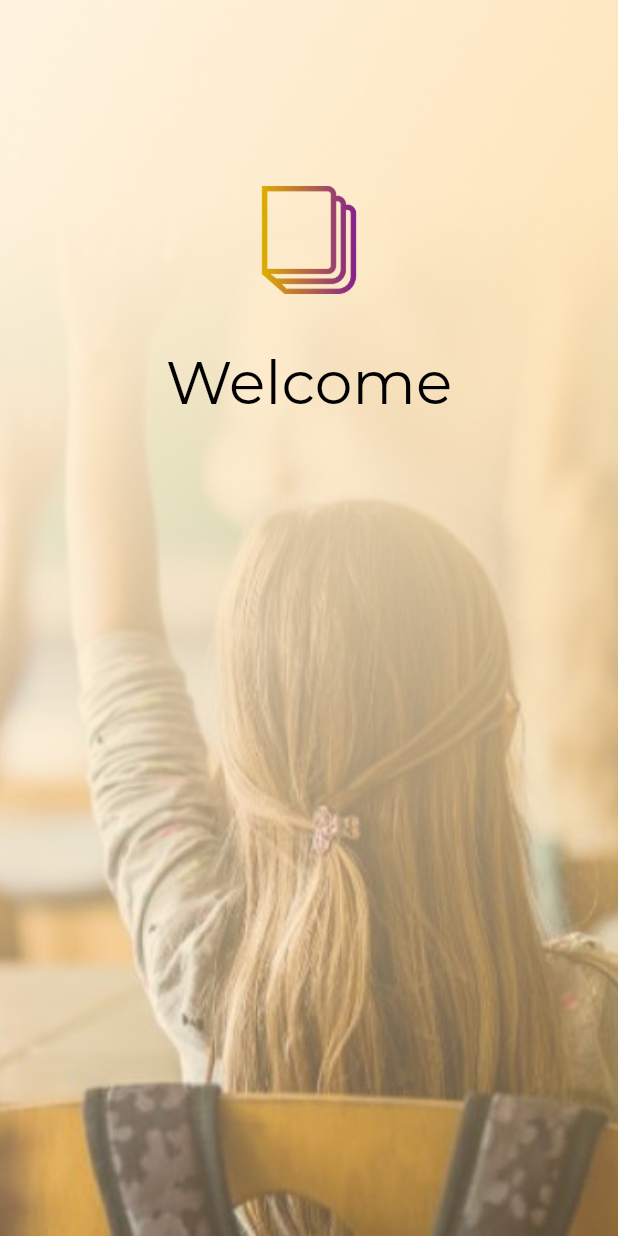
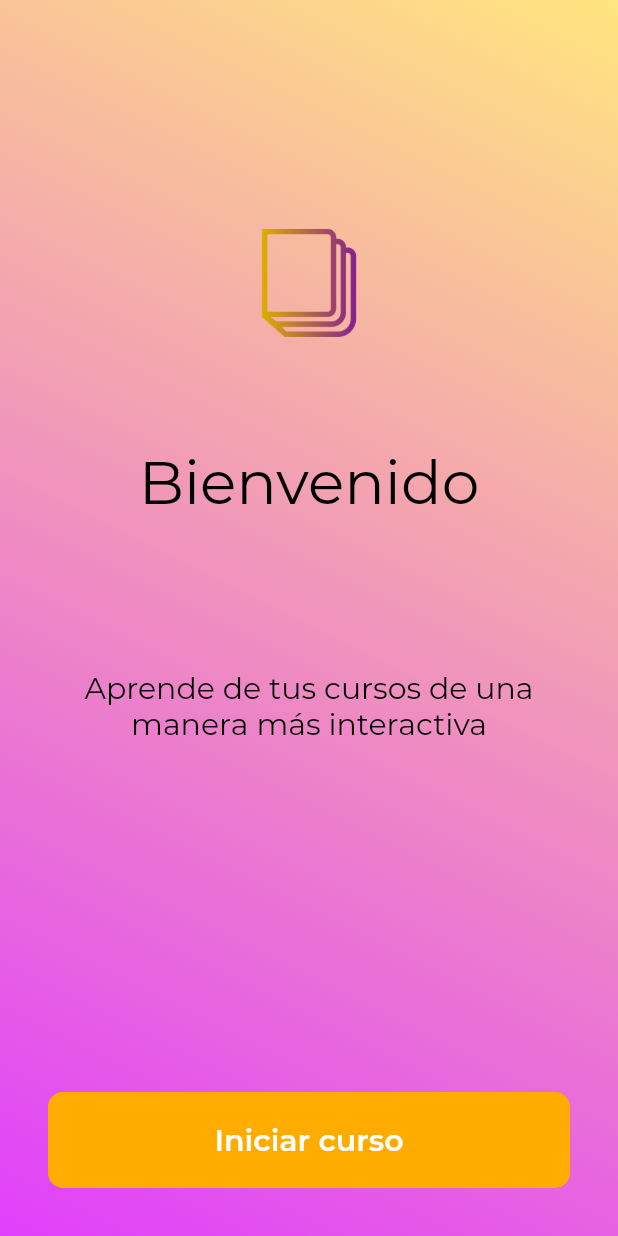
Before and after one commit to JorgePizana/Seminario-de-investigacion-School-app, a Flutter app: the screen it shows after launch, on a phone screen of 412 x 824 dp. Run offline on Flutter 3.47's test engine with Material 2 defaults, Android fonts, the phone set to English and light mode, and no system bars; our stand-ins replace font_awesome_flutter.

Commit message:
Initial page
Adding different colors and shapes for text, logos and buttons, to mantain consistency with the final decision.

Colors might change

```diff
--- a/school_app_ux/lib/screens/start/index.dart
+++ b/school_app_ux/lib/screens/start/index.dart
@@ -17,23 +17,72 @@ class _InitialScreenState extends State<InitialScreen> {
       body: Container(
         width: double.infinity,
         decoration: BoxDecoration(
-          image: DecorationImage(
+          /*image: DecorationImage(
             image: AssetImage("assets/images/background_start_image.jpg"),
             fit: BoxFit.cover,
+          ),*/
+          gradient: LinearGradient(
+            begin: Alignment.topRight,
+            end: Alignment.bottomLeft,
+            colors: [Colors.amberAccent[100], Colors.purpleAccent],
           ),
         ),
         child: Column(
+          mainAxisAlignment: MainAxisAlignment.spaceBetween,
           crossAxisAlignment: CrossAxisAlignment.center,
           children: <Widget>[
-            SizedBox(height: 120,),
-            Image.asset("assets/images/app_logo.png", scale: 2.5,),
-            SizedBox(height: 30,),
-            Text("Welcome",
-              style: TextStyle(
-                color: Colors.black,
-                fontFamily: 'Montserrat',
-                fontSize: 40),
+            Container(
+              margin: const EdgeInsets.only(
+                top: 80,
               ),
+            ),
+            Container(
+              padding: EdgeInsets.symmetric(
+                horizontal: 32,
+              ),
+              child: Center(
+                child: Image.asset("assets/images/app_logo.png", scale: 2.5,),
+              ),
+            ),
+            Container(
+              child: Text("Bienvenido",
+                style: TextStyle(
+                    color: Colors.black,
+                    fontFamily: 'Montserrat',
+                    fontSize: 40),
+              ),
+            ),
+            Container(
+              margin: EdgeInsets.all(32),
+              padding: EdgeInsets.symmetric(horizontal: 20),
+              child: Text("Aprende de tus cursos de una manera más interactiva",
+                 textAlign: TextAlign.center,
+                 style: Theme.of(context).textTheme.headline3,
+              ),
+            ),
+            SizedBox(height: 32,),
+            Container(
+
+              child: GestureDetector(
+                onTap: (){
+
+                },
+                child: Container(
+                  margin: EdgeInsets.all(32),
+                  padding: EdgeInsets.all(20),
+                  width: double.infinity,
+                  decoration: BoxDecoration(
+                    color: Theme.of(context).buttonColor,
+                    borderRadius: BorderRadius.circular(10)
+                  ),
+                  child: Center(
+                    child: Text("Iniciar curso",
+                    style: Theme.of(context).textTheme.headline5
+                    ),
+                  ),
+                ),
+              ),
+            ),
           ],
         ),
       ),
--- a/school_app_ux/lib/styles.dart
+++ b/school_app_ux/lib/styles.dart
@@ -30,6 +30,12 @@ class ThemeBuilder {
         color: Colors.grey,
         fontSize: 12,
       ),
+      headline3: TextStyle(
+        //initial  screen text TextStyle
+        fontFamily: 'Montserrat',
+        color: Colors.black,
+        fontSize: 20,
+      ),
     ),
     cardTheme: CardTheme(
       //Card theme
@@ -44,6 +50,6 @@ class ThemeBuilder {
       labelColor: Color.fromARGB(255, 26, 62, 147),
       unselectedLabelColor: Colors.grey[400],
     ),
-    buttonColor: Color.fromARGB(255, 26, 62, 147), //get into app button (arrow)
+    buttonColor: Colors.amberAccent[700], //start course button
   );
 }
```
